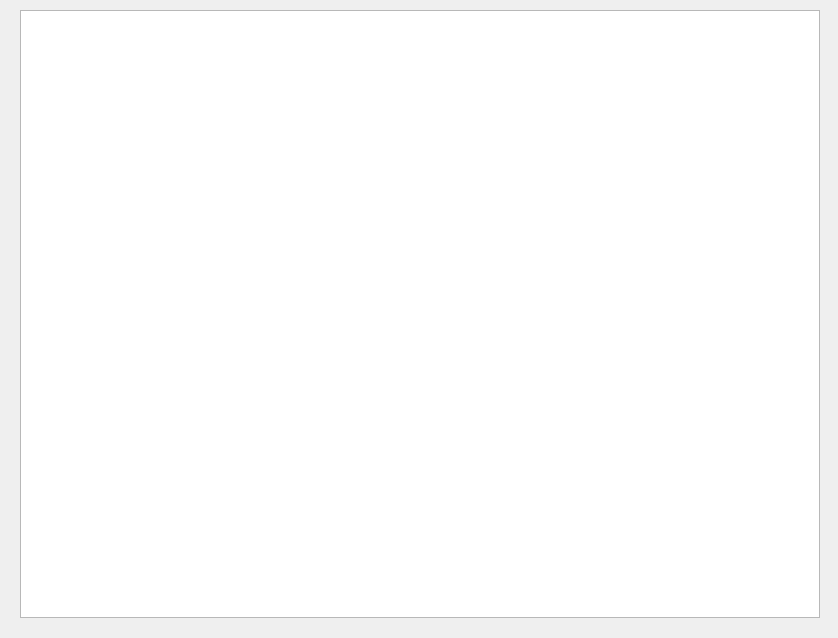
Old version of the form mainwindow.ui in the repository JuanSebastianMejiaOrtiz/Practica_5.
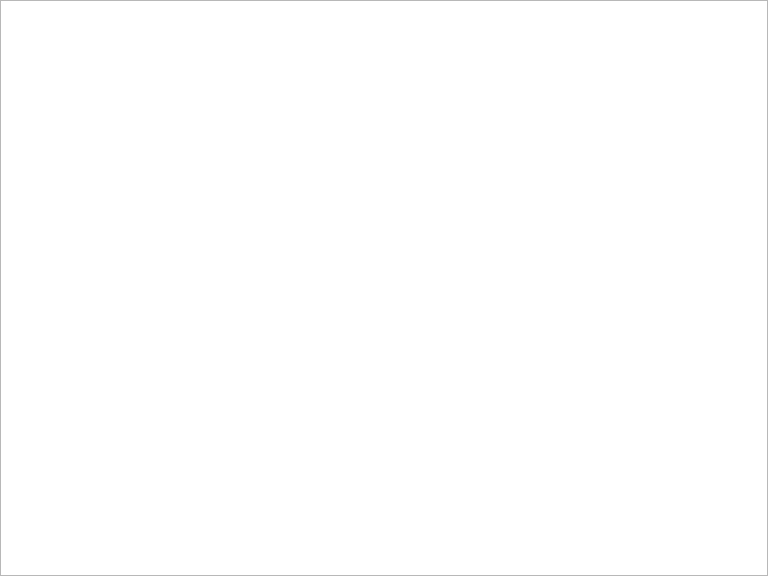
New version of the form.

```diff
--- a/mainwindow.ui
+++ b/mainwindow.ui
@@ -6,8 +6,8 @@
    <rect>
     <x>0</x>
     <y>0</y>
-    <width>838</width>
-    <height>638</height>
+    <width>768</width>
+    <height>576</height>
    </rect>
   </property>
   <property name="windowTitle">
@@ -17,10 +17,10 @@
    <widget class="QGraphicsView" name="graphicsView">
     <property name="geometry">
      <rect>
-      <x>20</x>
-      <y>10</y>
-      <width>800</width>
-      <height>608</height>
+      <x>0</x>
+      <y>0</y>
+      <width>768</width>
+      <height>576</height>
      </rect>
     </property>
    </widget>
```
